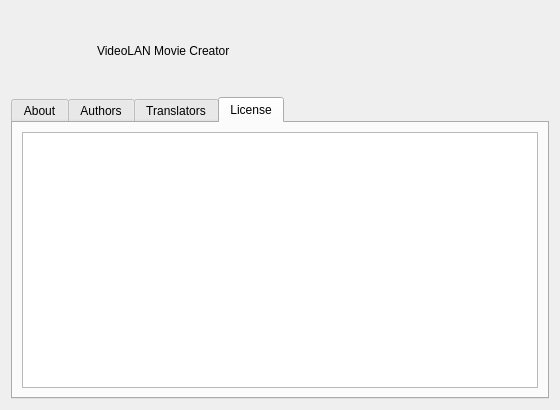
The window that src/gui/ui/About.ui (VLMC/vlmc) describes before a commit, drawn with Qt 5.
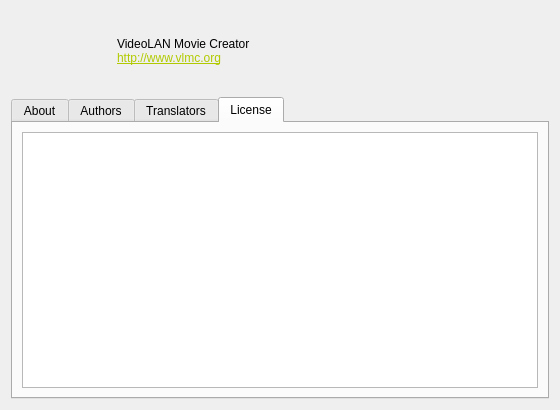
The same window after the commit. Icons and pictures are not drawn.

Commit message:
Add link to the VLMC website in the about dialog
QPalette::Link is ignored by Qt for richtext so we also set it manually.

Patch:
```diff
--- a/src/gui/ui/About.ui
+++ b/src/gui/ui/About.ui
@@ -45,7 +45,18 @@
    <item row="0" column="1">
     <widget class="QLabel" name="label_2">
      <property name="text">
-      <string>VideoLAN Movie Creator</string>
+      <string>&lt;!DOCTYPE HTML PUBLIC &quot;-//W3C//DTD HTML 4.0//EN&quot; &quot;http://www.w3.org/TR/REC-html40/strict.dtd&quot;&gt;
+&lt;html&gt;&lt;head&gt;&lt;meta name=&quot;qrichtext&quot; content=&quot;1&quot; /&gt;&lt;style type=&quot;text/css&quot;&gt;
+p, li { white-space: pre-wrap; }
+&lt;/style&gt;&lt;/head&gt;&lt;body style=&quot; font-family:'DejaVu Sans'; font-size:9pt; font-weight:400; font-style:normal;&quot;&gt;
+&lt;p style=&quot; margin-top:0px; margin-bottom:0px; margin-left:0px; margin-right:0px; -qt-block-indent:0; text-indent:0px;&quot;&gt;VideoLAN Movie Creator&lt;/p&gt;
+&lt;p style=&quot; margin-top:0px; margin-bottom:0px; margin-left:0px; margin-right:0px; -qt-block-indent:0; text-indent:0px;&quot;&gt;&lt;a href=&quot;http://www.vlmc.org&quot;&gt;&lt;span style=&quot; text-decoration: underline; color:#b1ca00;&quot;&gt;http://www.vlmc.org&lt;/span&gt;&lt;/a&gt;&lt;/p&gt;&lt;/body&gt;&lt;/html&gt;</string>
+     </property>
+     <property name="indent">
+      <number>20</number>
+     </property>
+     <property name="openExternalLinks">
+      <bool>true</bool>
      </property>
     </widget>
    </item>
```
Left out of the diff: 14 changed lines with no effect on the pictures. The commit also changes 2 other files.
